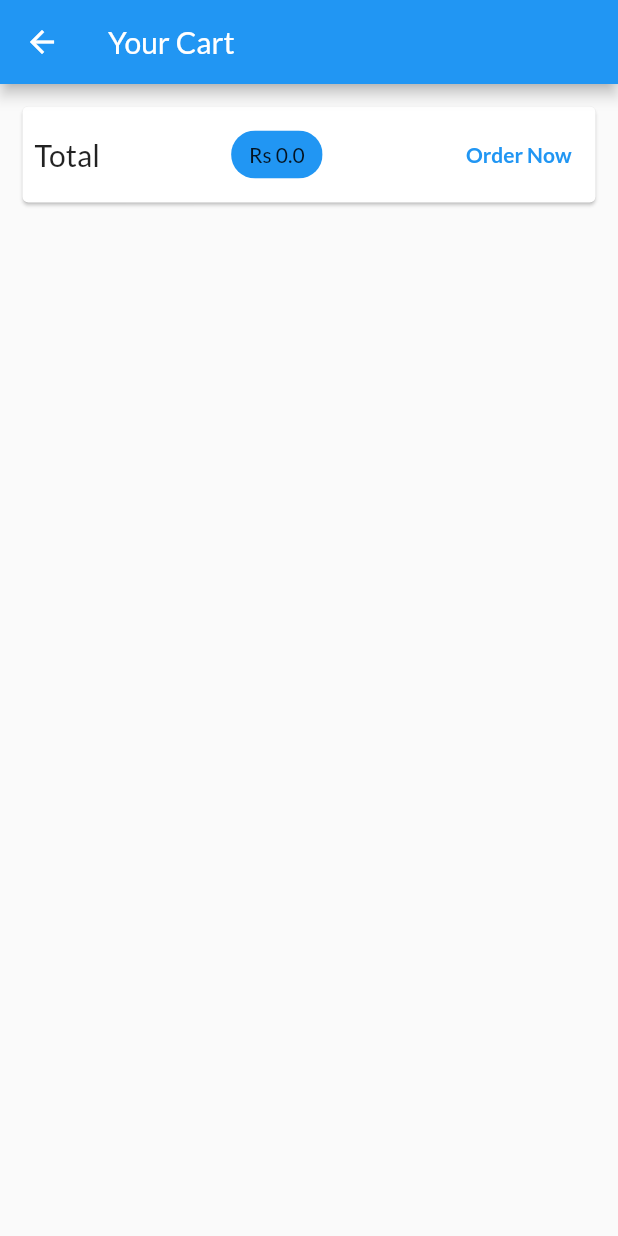
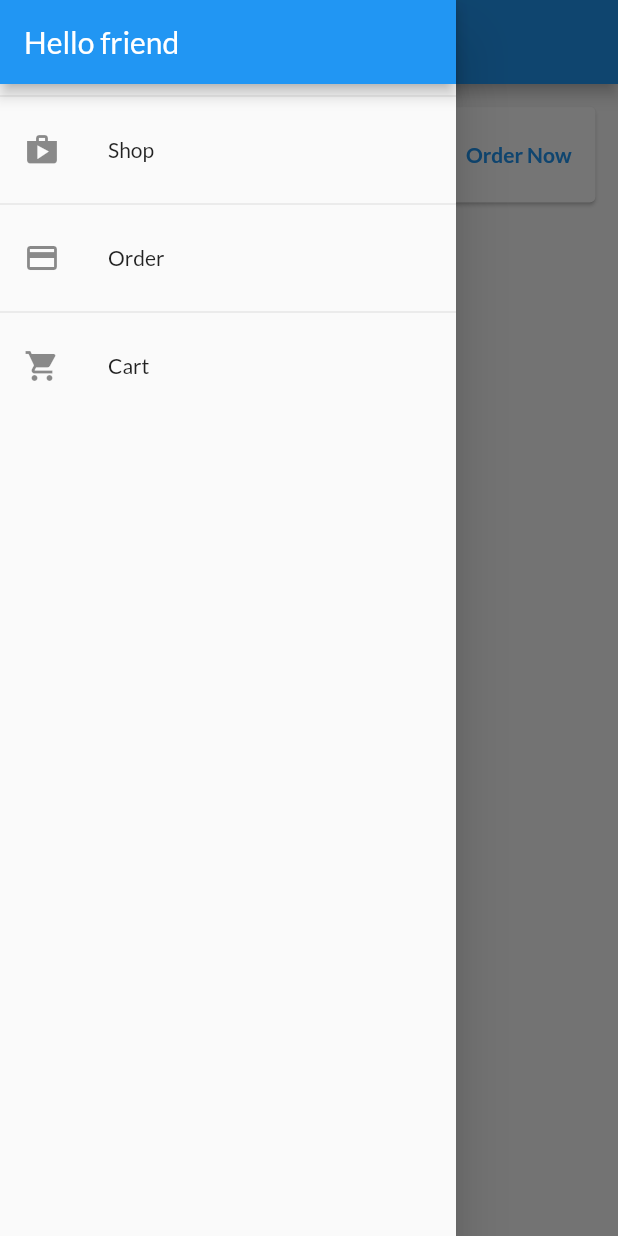
Before and after one commit to sahil-santosh/makemywebsite_shop, a Flutter app: the CartScreen screen opened by its route, with the side drawer open (before the commit the screen has no drawer), on a phone screen of 412 x 824 dp. Run offline on Flutter 3.47's test engine with Material 2 defaults, Android fonts, the light colour scheme and no system bars; our stand-ins replace google_fonts; network calls fail.

Commit message:
day13 about order screen and app drawer

```diff
--- a/lib/main.dart
+++ b/lib/main.dart
@@ -1,8 +1,10 @@
 import 'package:flutter/material.dart';
 import 'package:google_fonts/google_fonts.dart';
 import 'package:makemywebsite_shop/provider/cart.dart';
+import 'package:makemywebsite_shop/provider/orders.dart';
 import 'package:makemywebsite_shop/provider/products.dart';
 import 'package:makemywebsite_shop/screens/cart_screen.dart';
+import 'package:makemywebsite_shop/screens/order_screen.dart';
 import 'package:makemywebsite_shop/screens/product_detail_screen.dart';
 import 'package:makemywebsite_shop/screens/products_overview_screen.dart';
 import 'package:provider/provider.dart';
@@ -19,7 +21,10 @@ class MyApp extends StatelessWidget {
           ),
           ChangeNotifierProvider(
             create: (ctx) => Cart(),
-          )
+          ),
+          ChangeNotifierProvider(//day13
+            create: (ctx) => Order(),
+          ),
         ],
         child: MaterialApp(
           debugShowCheckedModeBanner: false,
@@ -33,6 +38,7 @@ class MyApp extends StatelessWidget {
           routes: {
             ProductDetailScreen.routeName: (ctx) => ProductDetailScreen(),
             CartScreen.routeName: (ctx) => CartScreen(),    //day9
+            OrderScreen.routeName: (ctx) => OrderScreen(),
           },
         ));
   }
--- a/lib/provider/cart.dart
+++ b/lib/provider/cart.dart
@@ -62,4 +62,10 @@ class Cart with ChangeNotifier {
     _items.remove(productId);
     notifyListeners();
   }
+
+//this function create for when we click order now button cart screen clear
+  void clear() {
+    _items = {};
+    notifyListeners();
+  }
 }
--- /dev/null
+++ b/lib/provider/orders.dart
@@ -0,0 +1,34 @@
+import 'package:flutter/foundation.dart';
+import 'package:makemywebsite_shop/provider/cart.dart';
+
+class OrderItem {
+  final String id;
+  final double amount;
+  final List<CartItem> products;
+  final DateTime dateTime;
+
+  OrderItem({
+    @required this.id,
+    @required this.amount,
+    @required this.products,
+    @required this.dateTime,
+  });
+}
+
+class Order with ChangeNotifier {
+  List<OrderItem> _orders = [];
+
+  List<OrderItem> get orders {
+    return [..._orders];
+  }
+
+  void addOrder(List<CartItem> cartProducts, double total) {
+    _orders.insert(0, OrderItem(
+      id: DateTime.now().toString(),
+      amount: total,
+      products: cartProducts,
+      dateTime: DateTime.now(),
+    ));
+    notifyListeners();
+  }
+}
--- a/lib/screens/cart_screen.dart
+++ b/lib/screens/cart_screen.dart
@@ -1,5 +1,8 @@
 import 'package:flutter/material.dart';
 import 'package:makemywebsite_shop/provider/cart.dart';
+import 'package:makemywebsite_shop/provider/orders.dart';
+import 'package:makemywebsite_shop/screens/order_screen.dart';
+import 'package:makemywebsite_shop/widgets/app_drawer.dart';
 import 'package:makemywebsite_shop/widgets/cart_item_aa.dart';
 import 'package:provider/provider.dart';
 
@@ -14,6 +17,7 @@ class CartScreen extends StatelessWidget {
       appBar: AppBar(
         title: Text("Your Cart"),
       ),
+      drawer: AppDrawer(),
       body: Column(
         children: [
           Card(
@@ -32,7 +36,11 @@ class CartScreen extends StatelessWidget {
                   TextButton(
                     child: Text("Order Now",style: TextStyle(fontWeight: FontWeight.bold),),
                     style: TextButton.styleFrom(primary: Colors.blue),
-                    onPressed: () {},
+                    onPressed: () {//day13
+                      Provider.of<Order>(context,listen: false).addOrder(cart.items.values.toList(), cart.totalAmount,);
+                      cart.clear();
+                      Navigator.of(context).pushNamed(OrderScreen.routeName);
+                    },
                   ),
                 ],
               ),
--- /dev/null
+++ b/lib/screens/order_screen.dart
@@ -0,0 +1,24 @@
+import 'package:flutter/material.dart';
+import 'package:makemywebsite_shop/provider/orders.dart';
+import 'package:makemywebsite_shop/widgets/app_drawer.dart';
+import 'package:makemywebsite_shop/widgets/order_item_aa.dart';
+import 'package:provider/provider.dart';
+
+class OrderScreen extends StatelessWidget {
+  static const routeName = '/order';
+
+  @override
+  Widget build(BuildContext context) {
+    final orderData = Provider.of<Order>(context);
+    return Scaffold(
+      appBar: AppBar(
+        title: Text('Your Order'),
+      ),
+      drawer: AppDrawer(),
+      body: ListView.builder(
+        itemCount: orderData.orders.length,
+        itemBuilder: (context, index) => OrderItemAA(orderData.orders[index]),
+      ),
+    );
+  }
+}
--- a/lib/screens/products_overview_screen.dart
+++ b/lib/screens/products_overview_screen.dart
@@ -1,6 +1,7 @@
 import 'package:flutter/material.dart';
 import 'package:makemywebsite_shop/provider/cart.dart';
 import 'package:makemywebsite_shop/screens/cart_screen.dart';
+import 'package:makemywebsite_shop/widgets/app_drawer.dart';
 import 'package:makemywebsite_shop/widgets/badge.dart';
 import 'package:makemywebsite_shop/widgets/product_grid.dart';
 import 'package:provider/provider.dart';
@@ -60,6 +61,7 @@ class _ProductsOverviewScreenState extends State<ProductsOverviewScreen> {
           )
         ],
       ),
+      drawer: AppDrawer(), //day13
       body: ProductsGrid(_showOnlyFavorites),
     );
   }
--- /dev/null
+++ b/lib/widgets/app_drawer.dart
@@ -0,0 +1,43 @@
+import 'package:flutter/material.dart';
+import 'package:makemywebsite_shop/screens/cart_screen.dart';
+import 'package:makemywebsite_shop/screens/order_screen.dart';
+
+class AppDrawer extends StatelessWidget {
+  @override
+  Widget build(BuildContext context) {
+    return Drawer(
+      child: Column(
+        children: [
+          AppBar(
+            title: Text('Hello friend'),
+            automaticallyImplyLeading: false,
+          ),
+          Divider(),
+          ListTile(
+            leading: Icon(Icons.shop),
+            title: Text('Shop'),
+            onTap: () {
+              Navigator.of(context).pushReplacementNamed('/');
+            },
+          ),
+          Divider(),
+          ListTile(
+            leading: Icon(Icons.payment),
+            title: Text('Order'),
+            onTap: () {
+              Navigator.of(context).pushReplacementNamed(OrderScreen.routeName);
+            },
+          ),
+          Divider(),
+          ListTile(
+            leading: Icon(Icons.shopping_cart),
+            title: Text('Cart'),
+            onTap: () {
+              Navigator.of(context).pushReplacementNamed(CartScreen.routeName);
+            },
+          ),
+        ],
+      ),
+    );
+  }
+}
--- /dev/null
+++ b/lib/widgets/order_item_aa.dart
@@ -0,0 +1,25 @@
+import 'package:flutter/material.dart';
+import 'package:intl/intl.dart';
+import 'package:makemywebsite_shop/provider/orders.dart';
+
+class OrderItemAA extends StatelessWidget {
+  final OrderItem order;
+
+  OrderItemAA(this.order);
+
+  @override
+  Widget build(BuildContext context) {
+    return Card(
+      margin: EdgeInsets.all(10),
+      child: Column(
+        children: [
+          ListTile(
+            title: Text('\Rs. ${order.amount}'),
+            subtitle: Text(DateFormat('dd/MM/yyyy hh:mm').format(order.dateTime)),
+            trailing: IconButton(icon: Icon(Icons.expand_more), onPressed: (){}),
+          ),
+        ],
+      ),
+    );
+  }
+}
--- a/pubspec.yaml
+++ b/pubspec.yaml
@@ -30,6 +30,7 @@ dependencies:
   cupertino_icons: ^1.0.2
   google_fonts: ^2.1.0
   provider: ^5.0.0
+  intl: ^0.17.0
 
 dev_dependencies:
   flutter_test:
```
Also changed, not shown: pubspec.lock.
